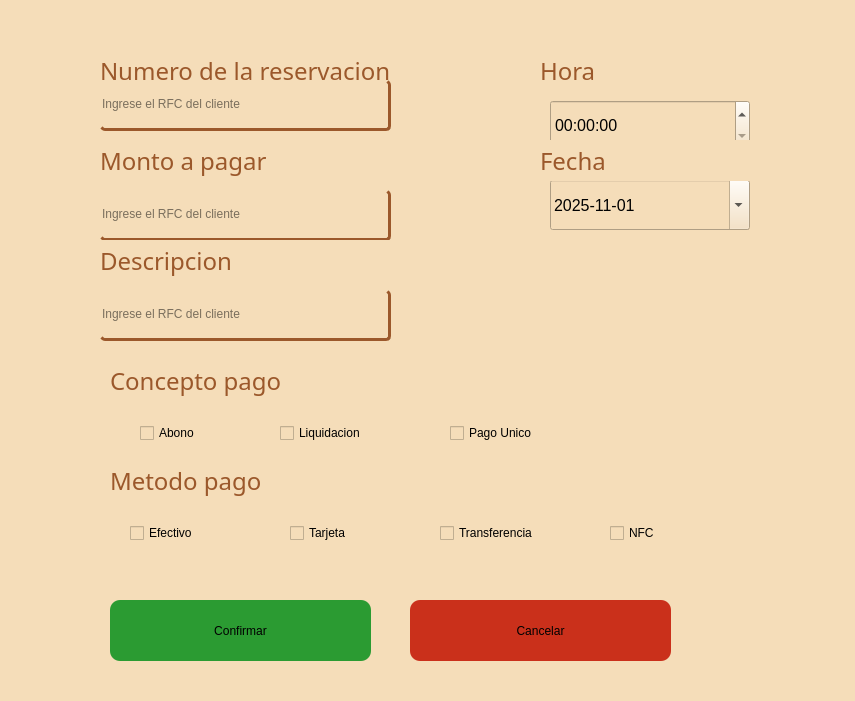
First picture: the form in gui/pago.ui, repository asp-laboratories/BookingRoom_Software, before the edit.
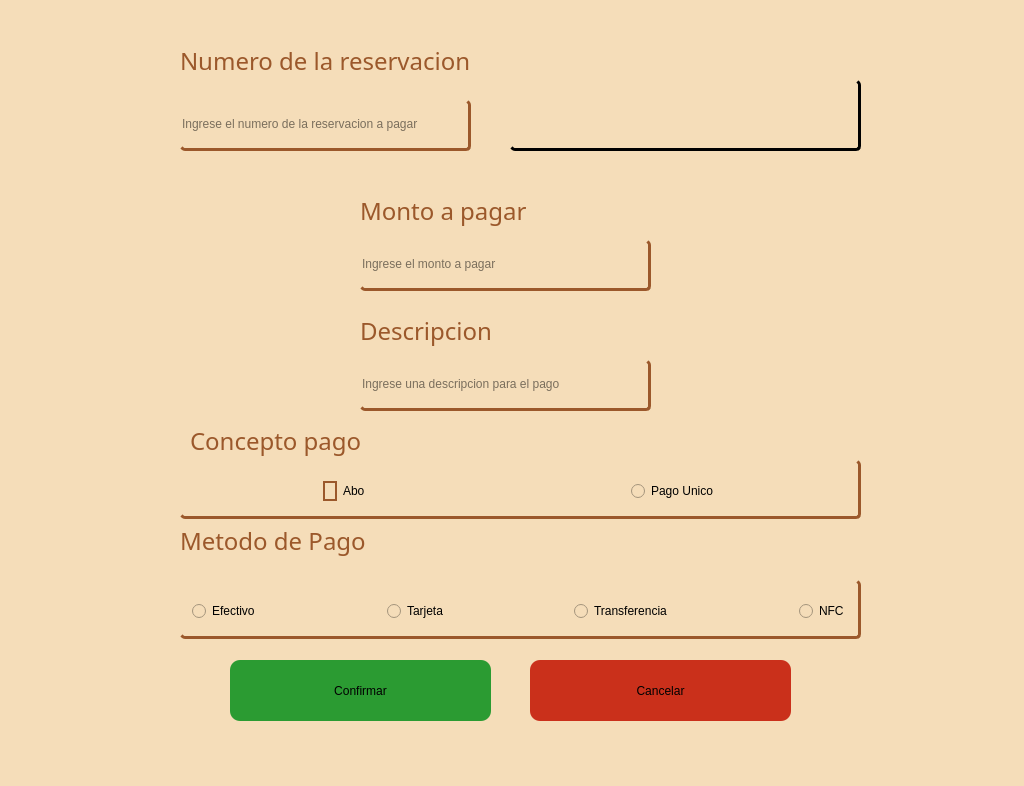
Second picture: the form after the edit.

Commit message: feat(gui): Ajustes a la pantalla de cliente

What changed in the file:
```diff
--- a/gui/pago.ui
+++ b/gui/pago.ui
@@ -6,8 +6,8 @@
    <rect>
     <x>0</x>
     <y>0</y>
-    <width>855</width>
-    <height>701</height>
+    <width>1024</width>
+    <height>786</height>
    </rect>
   </property>
   <property name="windowTitle">
@@ -16,11 +16,57 @@
   <property name="styleSheet">
    <string notr="true">background-color: rgb(245, 221, 185);</string>
   </property>
+  <widget class="QLineEdit" name="reMontoPago">
+   <property name="geometry">
+    <rect>
+     <x>360</x>
+     <y>240</y>
+     <width>291</width>
+     <height>51</height>
+    </rect>
+   </property>
+   <property name="styleSheet">
+    <string notr="true">color: rgb(0, 0, 0);
+border-radius: 5px;
+border-bottom: 3px solid rgba(155, 88, 43, 1.0);
+border-right: 3px solid  rgba(155, 88, 43, 1.0);</string>
+   </property>
+   <property name="text">
+    <string/>
+   </property>
+   <property name="placeholderText">
+    <string>Ingrese el monto a pagar</string>
+   </property>
+  </widget>
+  <widget class="QLabel" name="lNombreS_21">
+   <property name="geometry">
+    <rect>
+     <x>360</x>
+     <y>310</y>
+     <width>291</width>
+     <height>41</height>
+    </rect>
+   </property>
+   <property name="font">
+    <font>
+     <family>Adwaita Sans</family>
+     <pointsize>18</pointsize>
+     <bold>false</bold>
+    </font>
+   </property>
+   <property name="styleSheet">
+    <string notr="true">color: rgba(155, 88, 43, 1.0);
+</string>
+   </property>
+   <property name="text">
+    <string>Descripcion</string>
+   </property>
+  </widget>
   <widget class="QPushButton" name="reCancelar_2">
    <property name="geometry">
     <rect>
-     <x>410</x>
-     <y>600</y>
+     <x>530</x>
+     <y>660</y>
      <width>261</width>
      <height>61</height>
     </rect>
@@ -33,67 +79,33 @@
     <string>Cancelar</string>
    </property>
   </widget>
-  <widget class="QTimeEdit" name="reHoraFin_2">
+  <widget class="QLineEdit" name="reDescripcion_2">
    <property name="geometry">
     <rect>
-     <x>550</x>
-     <y>100</y>
-     <width>200</width>
-     <height>50</height>
+     <x>360</x>
+     <y>360</y>
+     <width>291</width>
+     <height>51</height>
     </rect>
    </property>
-   <property name="font">
-    <font>
-     <pointsize>12</pointsize>
-    </font>
-   </property>
    <property name="styleSheet">
-    <string notr="true">color: rgb(0, 0, 0);</string>
+    <string notr="true">color: rgb(0, 0, 0);
+border-radius: 5px;
+border-bottom: 3px solid rgba(155, 88, 43, 1.0);
+border-right: 3px solid  rgba(155, 88, 43, 1.0);</string>
    </property>
-  </widget>
-  <widget class="QCheckBox" name="cbTipoFisica_8">
-   <property name="geometry">
-    <rect>
-     <x>610</x>
-     <y>520</y>
-     <width>111</width>
-     <height>26</height>
-    </rect>
-   </property>
-   <property name="autoFillBackground">
-    <bool>false</bool>
-   </property>
-   <property name="styleSheet">
-    <string notr="true">color: rgb(0, 0, 0);</string>
-   </property>
    <property name="text">
-    <string>NFC</string>
+    <string/>
    </property>
-  </widget>
-  <widget class="QCheckBox" name="cbTipoFisica_3">
-   <property name="geometry">
-    <rect>
-     <x>280</x>
-     <y>420</y>
-     <width>111</width>
-     <height>26</height>
-    </rect>
-   </property>
-   <property name="autoFillBackground">
-    <bool>false</bool>
-   </property>
-   <property name="styleSheet">
-    <string notr="true">color: rgb(0, 0, 0);</string>
-   </property>
-   <property name="text">
-    <string>Liquidacion</string>
+   <property name="placeholderText">
+    <string>Ingrese una descripcion para el pago</string>
    </property>
   </widget>
   <widget class="QLabel" name="lNombreS_22">
    <property name="geometry">
     <rect>
-     <x>100</x>
-     <y>140</y>
+     <x>360</x>
+     <y>190</y>
      <width>291</width>
      <height>41</height>
     </rect>
@@ -113,11 +125,11 @@
     <string>Monto a pagar</string>
    </property>
   </widget>
-  <widget class="QLabel" name="lNombreS_24">
+  <widget class="QLabel" name="lNombreS_27">
    <property name="geometry">
     <rect>
-     <x>540</x>
-     <y>50</y>
+     <x>180</x>
+     <y>520</y>
      <width>291</width>
      <height>41</height>
     </rect>
@@ -134,33 +146,14 @@
 </string>
    </property>
    <property name="text">
-    <string>Hora</string>
-   </property>
-  </widget>
-  <widget class="QCheckBox" name="cbTipoFisica_5">
-   <property name="geometry">
-    <rect>
-     <x>130</x>
-     <y>520</y>
-     <width>111</width>
-     <height>26</height>
-    </rect>
-   </property>
-   <property name="autoFillBackground">
-    <bool>false</bool>
-   </property>
-   <property name="styleSheet">
-    <string notr="true">color: rgb(0, 0, 0);</string>
-   </property>
-   <property name="text">
-    <string>Efectivo</string>
+    <string>Metodo de Pago</string>
    </property>
   </widget>
   <widget class="QLabel" name="lNombreS_23">
    <property name="geometry">
     <rect>
-     <x>100</x>
-     <y>50</y>
+     <x>180</x>
+     <y>40</y>
      <width>301</width>
      <height>41</height>
     </rect>
@@ -180,59 +173,36 @@
     <string>Numero de la reservacion</string>
    </property>
   </widget>
-  <widget class="QLabel" name="lNombreS_26">
+  <widget class="QTextEdit" name="reservacionResultados">
    <property name="geometry">
     <rect>
-     <x>110</x>
-     <y>360</y>
-     <width>291</width>
-     <height>41</height>
-    </rect>
-   </property>
-   <property name="font">
-    <font>
-     <family>Adwaita Sans</family>
-     <pointsize>18</pointsize>
-     <bold>false</bold>
-    </font>
-   </property>
-   <property name="styleSheet">
-    <string notr="true">color: rgba(155, 88, 43, 1.0);
-</string>
-   </property>
-   <property name="text">
-    <string>Concepto pago</string>
-   </property>
-  </widget>
-  <widget class="QLineEdit" name="reRfc_3">
-   <property name="geometry">
-    <rect>
-     <x>100</x>
-     <y>190</y>
-     <width>291</width>
-     <height>51</height>
+     <x>510</x>
+     <y>80</y>
+     <width>351</width>
+     <height>71</height>
     </rect>
    </property>
    <property name="styleSheet">
     <string notr="true">color: rgb(0, 0, 0);
 border-radius: 5px;
-border-bottom: 3px solid rgba(155, 88, 43, 1.0);
-border-right: 3px solid  rgba(155, 88, 43, 1.0);</string>
+border-bottom: 3px solid rgb(0, 0, 0);
+border-right: 3px solid  rgb(0, 0, 0);
+</string>
    </property>
-   <property name="text">
-    <string/>
+   <property name="undoRedoEnabled">
+    <bool>true</bool>
    </property>
-   <property name="placeholderText">
-    <string>Ingrese el RFC del cliente</string>
+   <property name="readOnly">
+    <bool>true</bool>
    </property>
   </widget>
-  <widget class="QLabel" name="lNombreS_27">
+  <widget class="QGroupBox" name="groupBox_3">
    <property name="geometry">
     <rect>
-     <x>110</x>
+     <x>180</x>
      <y>460</y>
-     <width>291</width>
-     <height>41</height>
+     <width>681</width>
+     <height>59</height>
     </rect>
    </property>
    <property name="font">
@@ -243,58 +213,111 @@
     </font>
    </property>
    <property name="styleSheet">
-    <string notr="true">color: rgba(155, 88, 43, 1.0);
-</string>
+    <string notr="true">QGroupBox{
+color: rgb(0, 0, 0);
+border-radius: 5px;
+border-bottom: 3px solid rgba(155, 88, 43, 1.0);
+border-right: 3px solid  rgba(155, 88, 43, 1.0);
+}</string>
    </property>
-   <property name="text">
-    <string>Metodo pago</string>
+   <property name="title">
+    <string/>
    </property>
-  </widget>
-  <widget class="QDateEdit" name="refecha_2">
-   <property name="geometry">
-    <rect>
-     <x>550</x>
-     <y>180</y>
-     <width>200</width>
-     <height>50</height>
-    </rect>
-   </property>
-   <property name="font">
-    <font>
-     <pointsize>12</pointsize>
-     <bold>false</bold>
-    </font>
-   </property>
-   <property name="styleSheet">
-    <string notr="true">color: rgb(0, 0, 0);
-</string>
-   </property>
-   <property name="minimumDate">
-    <date>
-     <year>2025</year>
-     <month>11</month>
-     <day>1</day>
-    </date>
-   </property>
-   <property name="displayFormat">
-    <string>yyyy-MM-dd</string>
-   </property>
-   <property name="calendarPopup">
-    <bool>true</bool>
-   </property>
-   <property name="date">
-    <date>
-     <year>2025</year>
-     <month>11</month>
-     <day>1</day>
-    </date>
-   </property>
+   <layout class="QGridLayout" name="gridLayout">
+    <item row="0" column="2">
+     <spacer name="horizontalSpacer">
+      <property name="orientation">
+       <enum>Qt::Orientation::Horizontal</enum>
+      </property>
+      <property name="sizeHint" stdset="0">
+       <size>
+        <width>118</width>
+        <height>20</height>
+       </size>
+      </property>
+     </spacer>
+    </item>
+    <item row="0" column="4">
+     <widget class="QRadioButton" name="cbUnico">
+      <property name="styleSheet">
+       <string notr="true">color: Black</string>
+      </property>
+      <property name="text">
+       <string>Pago Unico</string>
+      </property>
+     </widget>
+    </item>
+    <item row="0" column="1">
+     <widget class="QRadioButton" name="cbAbono">
+      <property name="styleSheet">
+       <string notr="true">QRadioButton{
+	color: Black;
+}
+
+QRadioButton::indicator{
+	color:rgba(155, 88, 43, 1.0)
+	width: 16px;            
+    height: 16px;           
+    border-radius: 9px;   
+    border: 2px solid #9b582b;
+}
+
+QRadioButton::indicator:hover{
+	border: 2px solid #c7837c;
+	background-color: rgb(149, 191, 255);
+}</string>
+      </property>
+      <property name="text">
+       <string>Abono</string>
+      </property>
+     </widget>
+    </item>
+    <item row="0" column="3">
+     <spacer name="horizontalSpacer_2">
+      <property name="orientation">
+       <enum>Qt::Orientation::Horizontal</enum>
+      </property>
+      <property name="sizeHint" stdset="0">
+       <size>
+        <width>40</width>
+        <height>20</height>
+       </size>
+      </property>
+     </spacer>
+    </item>
+    <item row="0" column="0">
+     <spacer name="horizontalSpacer_3">
+      <property name="orientation">
+       <enum>Qt::Orientation::Horizontal</enum>
+      </property>
+      <property name="sizeHint" stdset="0">
+       <size>
+        <width>40</width>
+        <height>20</height>
+       </size>
+      </property>
+     </spacer>
+    </item>
+    <item row="0" column="5">
+     <spacer name="horizontalSpacer_4">
+      <property name="orientation">
+       <enum>Qt::Orientation::Horizontal</enum>
+      </property>
+      <property name="sizeHint" stdset="0">
+       <size>
+        <width>40</width>
+        <height>20</height>
+       </size>
+      </property>
+     </spacer>
+    </item>
+   </layout>
   </widget>
   <widget class="QPushButton" name="reConfirmar_2">
    <property name="geometry">
     <rect>
-     <x>110</x>
-     <y>600</y>
+     <x>230</x>
+     <y>660</y>
      <width>261</width>
      <height>61</height>
     </rect>
@@ -307,74 +330,114 @@
     <string>Confirmar</string>
    </property>
   </widget>
-  <widget class="QCheckBox" name="cbTipoFisica_6">
+  <widget class="QGroupBox" name="groupBox_4">
    <property name="geometry">
     <rect>
-     <x>290</x>
-     <y>520</y>
-     <width>111</width>
-     <height>26</height>
+     <x>180</x>
+     <y>580</y>
+     <width>681</width>
+     <height>59</height>
     </rect>
    </property>
-   <property name="autoFillBackground">
-    <bool>false</bool>
-   </property>
    <property name="styleSheet">
-    <string notr="true">color: rgb(0, 0, 0);</string>
+    <string notr="true">QGroupBox{
+color: rgb(0, 0, 0);
+border-radius: 5px;
+border-bottom: 3px solid rgba(155, 88, 43, 1.0);
+border-right: 3px solid  rgba(155, 88, 43, 1.0);
+}</string>
    </property>
-   <property name="text">
-    <string>Tarjeta</string>
+   <property name="title">
+    <string/>
    </property>
+   <layout class="QGridLayout" name="gridLayout_2">
+    <item row="1" column="7">
+     <widget class="QRadioButton" name="cbNFC">
+      <property name="styleSheet">
+       <string notr="true">color: Black</string>
+      </property>
+      <property name="text">
+       <string>NFC</string>
+      </property>
+     </widget>
+    </item>
+    <item row="1" column="1">
+     <widget class="QRadioButton" name="cbEfectivo">
+      <property name="styleSheet">
+       <string notr="true">color: Black</string>
+      </property>
+      <property name="text">
+       <string>Efectivo</string>
+      </property>
+     </widget>
+    </item>
+    <item row="1" column="5">
+     <widget class="QRadioButton" name="cbTransferencia">
+      <property name="styleSheet">
+       <string notr="true">color: Black</string>
+      </property>
+      <property name="text">
+       <string>Transferencia</string>
+      </property>
+     </widget>
+    </item>
+    <item row="1" column="3">
+     <widget class="QRadioButton" name="cbTarjeta">
+      <property name="styleSheet">
+       <string notr="true">color: Black</string>
+      </property>
+      <property name="text">
+       <string>Tarjeta</string>
+      </property>
+     </widget>
+    </item>
+    <item row="1" column="4">
+     <spacer name="horizontalSpacer_6">
+      <property name="orientation">
+       <enum>Qt::Orientation::Horizontal</enum>
+      </property>
+      <property name="sizeHint" stdset="0">
+       <size>
+        <width>40</width>
+        <height>20</height>
+       </size>
+      </property>
+     </spacer>
+    </item>
+    <item row="1" column="2">
+     <spacer name="horizontalSpacer_5">
+      <property name="orientation">
+       <enum>Qt::Orientation::Horizontal</enum>
+      </property>
+      <property name="sizeHint" stdset="0">
+       <size>
+        <width>40</width>
+        <height>20</height>
+       </size>
+      </property>
+     </spacer>
+    </item>
+    <item row="1" column="6">
+     <spacer name="horizontalSpacer_7">
+      <property name="orientation">
+       <enum>Qt::Orientation::Horizontal</enum>
+      </property>
+      <property name="sizeHint" stdset="0">
+       <size>
+        <width>40</width>
+        <height>20</height>
+       </size>
+      </property>
+     </spacer>
+    </item>
+   </layout>
   </widget>
-  <widget class="QLabel" name="lNombreS_25">
+  <widget class="QLineEdit" name="reNumReser">
    <property name="geometry">
     <rect>
-     <x>540</x>
-     <y>140</y>
+     <x>180</x>
+     <y>100</y>
      <width>291</width>
-     <height>41</height>
-    </rect>
-   </property>
-   <property name="font">
-    <font>
-     <family>Adwaita Sans</family>
-     <pointsize>18</pointsize>
-     <bold>false</bold>
-    </font>
-   </property>
-   <property name="styleSheet">
-    <string notr="true">color: rgba(155, 88, 43, 1.0);
-</string>
-   </property>
-   <property name="text">
-    <string>Fecha</string>
-   </property>
-  </widget>
-  <widget class="QCheckBox" name="cbTipoFisica_4">
-   <property name="geometry">
-    <rect>
-     <x>450</x>
-     <y>420</y>
-     <width>111</width>
-     <height>26</height>
-    </rect>
-   </property>
-   <property name="autoFillBackground">
-    <bool>false</bool>
-   </property>
-   <property name="styleSheet">
-    <string notr="true">color: rgb(0, 0, 0);</string>
-   </property>
-   <property name="text">
-    <string>Pago Unico</string>
-   </property>
-  </widget>
-  <widget class="QLineEdit" name="reRfc_2">
-   <property name="geometry">
-    <rect>
-     <x>100</x>
-     <y>80</y>
-     <width>291</width>
      <height>51</height>
     </rect>
    </property>
@@ -388,52 +451,14 @@
     <string/>
    </property>
    <property name="placeholderText">
-    <string>Ingrese el RFC del cliente</string>
+    <string>Ingrese el numero de la reservacion a pagar</string>
    </property>
   </widget>
-  <widget class="QCheckBox" name="cbTipoFisica_7">
+  <widget class="QLabel" name="lNombreS_26">
    <property name="geometry">
     <rect>
-     <x>440</x>
-     <y>520</y>
-     <width>111</width>
-     <height>26</height>
-    </rect>
-   </property>
-   <property name="autoFillBackground">
-    <bool>false</bool>
-   </property>
-   <property name="styleSheet">
-    <string notr="true">color: rgb(0, 0, 0);</string>
-   </property>
-   <property name="text">
-    <string>Transferencia</string>
-   </property>
-  </widget>
-  <widget class="QCheckBox" name="cbTipoFisica_2">
-   <property name="geometry">
-    <rect>
-     <x>140</x>
+     <x>190</x>
      <y>420</y>
-     <width>111</width>
-     <height>26</height>
-    </rect>
-   </property>
-   <property name="autoFillBackground">
-    <bool>false</bool>
-   </property>
-   <property name="styleSheet">
-    <string notr="true">color: rgb(0, 0, 0);</string>
-   </property>
-   <property name="text">
-    <string>Abono</string>
-   </property>
-  </widget>
-  <widget class="QLabel" name="lNombreS_21">
-   <property name="geometry">
-    <rect>
-     <x>100</x>
-     <y>240</y>
      <width>291</width>
      <height>41</height>
     </rect>
@@ -450,29 +475,7 @@
 </string>
    </property>
    <property name="text">
-    <string>Descripcion</string>
-   </property>
-  </widget>
-  <widget class="QLineEdit" name="reRfc_4">
-   <property name="geometry">
-    <rect>
-     <x>100</x>
-     <y>290</y>
-     <width>291</width>
-     <height>51</height>
-    </rect>
-   </property>
-   <property name="styleSheet">
-    <string notr="true">color: rgb(0, 0, 0);
-border-radius: 5px;
-border-bottom: 3px solid rgba(155, 88, 43, 1.0);
-border-right: 3px solid  rgba(155, 88, 43, 1.0);</string>
-   </property>
-   <property name="text">
-    <string/>
-   </property>
-   <property name="placeholderText">
-    <string>Ingrese el RFC del cliente</string>
+    <string>Concepto pago</string>
    </property>
   </widget>
  </widget>
```
Left out of the diff: 7 changed lines with no effect on the pictures. The commit also changes 2 other files.
